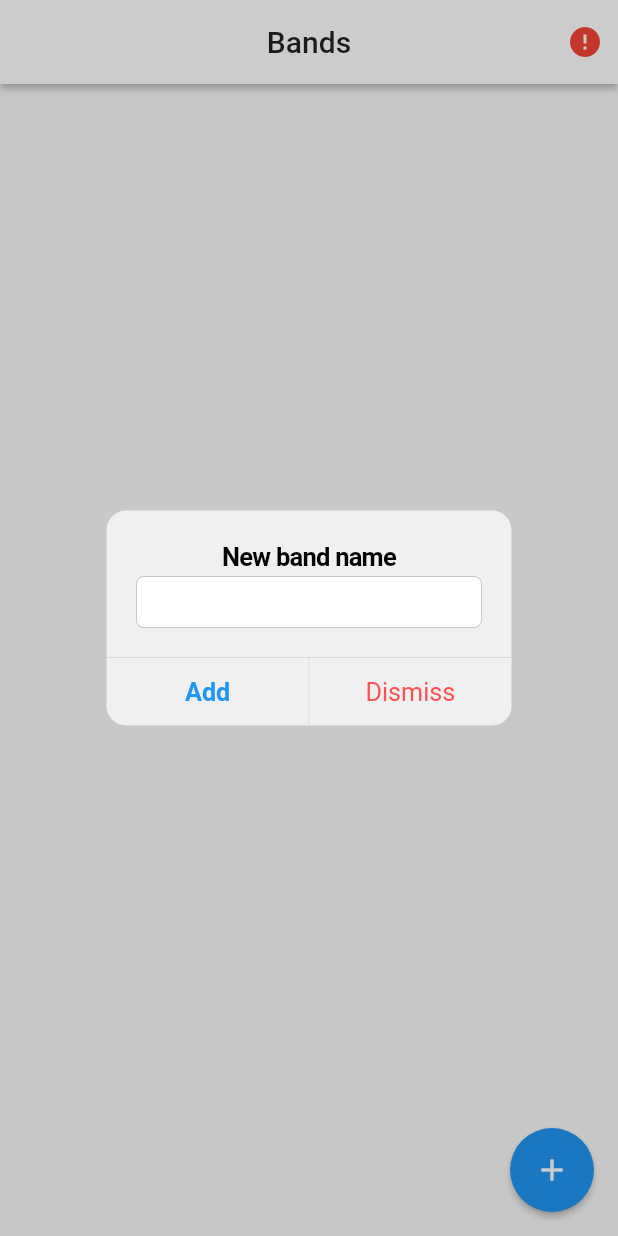
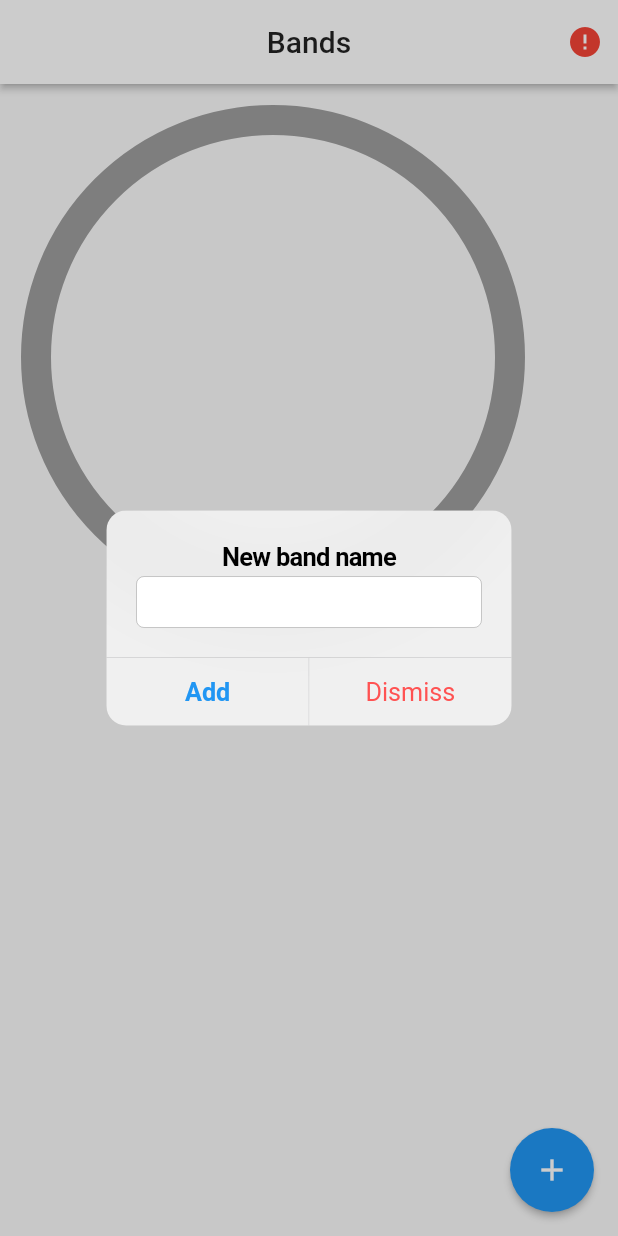
Before and after one commit to leodrumers/VotarBandas, a Flutter app: the screen it shows after launch, after a tap on the "add" icon, on a phone screen of 412 x 824 dp. Run offline on Flutter 3.47's test engine with Material 2 defaults, Android fonts, the phone set to English and light mode, and no system bars; drawn by our look-alikes of pie_chart; our stand-ins replace socket_io_client; network calls fail.

Commit message:
Aplicación de votos terminada

```diff
--- /dev/null
+++ b/lib/views/components/piechart.dart
@@ -0,0 +1,35 @@
+import 'package:bands/model/band.dart';
+import 'package:flutter/material.dart';
+import 'package:pie_chart/pie_chart.dart';
+
+class PieChartBand extends StatefulWidget {
+  const PieChartBand({Key key, this.bands}) : super(key: key);
+
+  @override
+  _PieChartBandState createState() => _PieChartBandState();
+  final List<Band> bands;
+}
+
+class _PieChartBandState extends State<PieChartBand> {
+  List<Color> colorList = [
+    Colors.red[400],
+    Colors.green[400],
+    Colors.blue[400],
+    Colors.yellow[400],
+  ];
+
+  @override
+  Widget build(BuildContext context) {
+    List<Band> bands = widget.bands;
+    Map<String, double> dataMap = new Map();
+    bands.forEach((band) {
+      dataMap.putIfAbsent(band.name, () => band.votes.toDouble());
+    });
+    return PieChart(
+      dataMap: dataMap,
+      colorList: colorList,
+      animationDuration: Duration(milliseconds: 1000),
+      chartType: ChartType.ring,
+    );
+  }
+}
--- a/lib/views/home.dart
+++ b/lib/views/home.dart
@@ -5,6 +5,8 @@ import 'package:bands/services/socket.dart';
 import 'package:flutter/cupertino.dart';
 import 'package:flutter/material.dart';
 import 'package:provider/provider.dart';
+
+import 'components/piechart.dart';
 
 class Home extends StatefulWidget {
   static String routeName = '/home';
@@ -19,13 +21,13 @@ class _HomeState extends State<Home> {
   void initState() {
     final socketService =
         Provider.of<SocketServiceProvider>(context, listen: false);
-    socketService.socket.on('active-bands', (payload) {
-      print(payload);
-      this.bands = (payload as List).map((band) => Band.from(band)).toList();
+    socketService.socket.on('active-bands', _handlePayloadServer);
+    super.initState();
+  }
 
-      setState(() {});
-    });
-    super.initState();
+  _handlePayloadServer(dynamic payload) {
+    this.bands = (payload as List).map((band) => Band.from(band)).toList();
+    setState(() {});
   }
 
   @override
@@ -58,13 +60,26 @@ class _HomeState extends State<Home> {
           ),
         ],
       ),
-      body: ListView.builder(
-          itemCount: bands.length,
-          itemBuilder: (_, index) => _buildBandListTile(bands[index])),
+      body: Column(
+        children: [
+          Container(
+            padding: EdgeInsets.all(16.0),
+            child: PieChartBand(
+              bands: bands,
+            ),
+          ),
+          Expanded(
+            child: ListView.builder(
+                itemCount: bands.length,
+                itemBuilder: (_, index) => _buildBandListTile(bands[index])),
+          ),
+          SizedBox(height: 64)
+        ],
+      ),
       floatingActionButton: FloatingActionButton(
         child: Icon(Icons.add),
         elevation: 2,
-        onPressed: addNewBand,
+        onPressed: _addNewBand,
       ),
     );
   }
@@ -75,10 +90,7 @@ class _HomeState extends State<Home> {
     return Dismissible(
       key: Key(band.id),
       direction: DismissDirection.startToEnd,
-      onDismissed: (_) {
-        print('bandId ${band.id}');
-        socketService.emit('delete-band', {'id': band.id});
-      },
+      onDismissed: (_) => socketService.emit('delete-band', {'id': band.id}),
       background: Container(
         color: Colors.red,
         child: Align(
@@ -102,29 +114,22 @@ class _HomeState extends State<Home> {
           band.votes.toString(),
           style: TextStyle(fontSize: 20),
         ),
-        onTap: () {
-          print(band.id);
-          socketService.socket.emit('vote-band', {'id': band.id});
-        },
+        onTap: () => socketService.socket.emit('vote-band', {'id': band.id}),
       ),
     );
   }
 
-  addNewBand() {
+  _addNewBand() {
     final textController = TextEditingController();
     if (Platform.isAndroid) {
       return showCupertinoDialog(
         context: context,
-        builder: (_) {
-          return _buildcupertinoAlertDialog(textController);
-        },
+        builder: (_) => _buildcupertinoAlertDialog(textController),
       );
     } else {
       return showDialog(
           context: context,
-          builder: (context) {
-            return _buildAndroidDialog(textController);
-          });
+          builder: (_) => _buildAndroidDialog(textController));
     }
   }
 
--- a/pubspec.yaml
+++ b/pubspec.yaml
@@ -14,6 +14,7 @@ dependencies:
   socket_io_client: ^0.9.11
   provider: ^4.3.2+1
   cupertino_icons: ^0.1.3
+  pie_chart: ^4.0.1
 
 dev_dependencies:
   flutter_test:
```
Also changed, not shown: lib/views/components/indicator.dart (added, +42 -0 lines), pubspec.lock.
